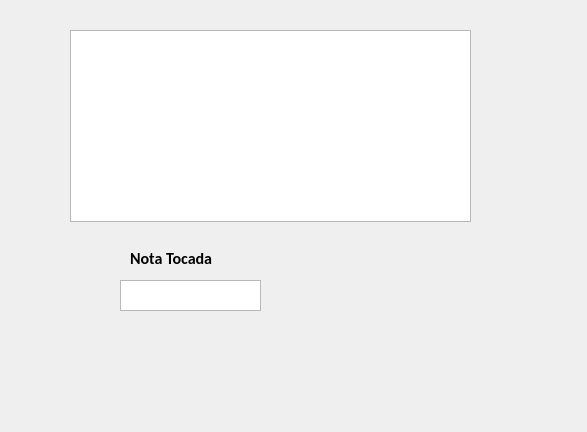
The window that GUILBass/forms/tocar.ui (mgoyret/UTN_FRBA_INFO_II_2020_TPO_LASER-BASS) describes before a commit, drawn with Qt 5.
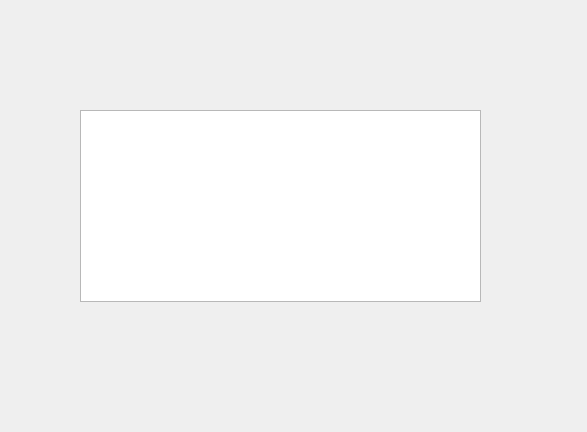
The same window after the commit. Custom widgets are drawn as their Qt base class.

```diff
--- a/GUILBass/forms/tocar.ui
+++ b/GUILBass/forms/tocar.ui
@@ -19,45 +19,11 @@
   <property name="autoFillBackground">
    <bool>false</bool>
   </property>
-  <widget class="QTextEdit" name="Nota">
-   <property name="geometry">
-    <rect>
-     <x>120</x>
-     <y>280</y>
-     <width>141</width>
-     <height>31</height>
-    </rect>
-   </property>
-   <property name="readOnly">
-    <bool>true</bool>
-   </property>
-  </widget>
-  <widget class="QLabel" name="label">
-   <property name="geometry">
-    <rect>
-     <x>130</x>
-     <y>250</y>
-     <width>121</width>
-     <height>17</height>
-    </rect>
-   </property>
-   <property name="font">
-    <font>
-     <family>Calibri</family>
-     <pointsize>12</pointsize>
-     <weight>75</weight>
-     <bold>true</bold>
-    </font>
-   </property>
-   <property name="text">
-    <string>Nota Tocada</string>
-   </property>
-  </widget>
   <widget class="QGuitarView" name="graphicsView">
    <property name="geometry">
     <rect>
-     <x>70</x>
-     <y>30</y>
+     <x>80</x>
+     <y>110</y>
      <width>401</width>
      <height>192</height>
     </rect>
```
